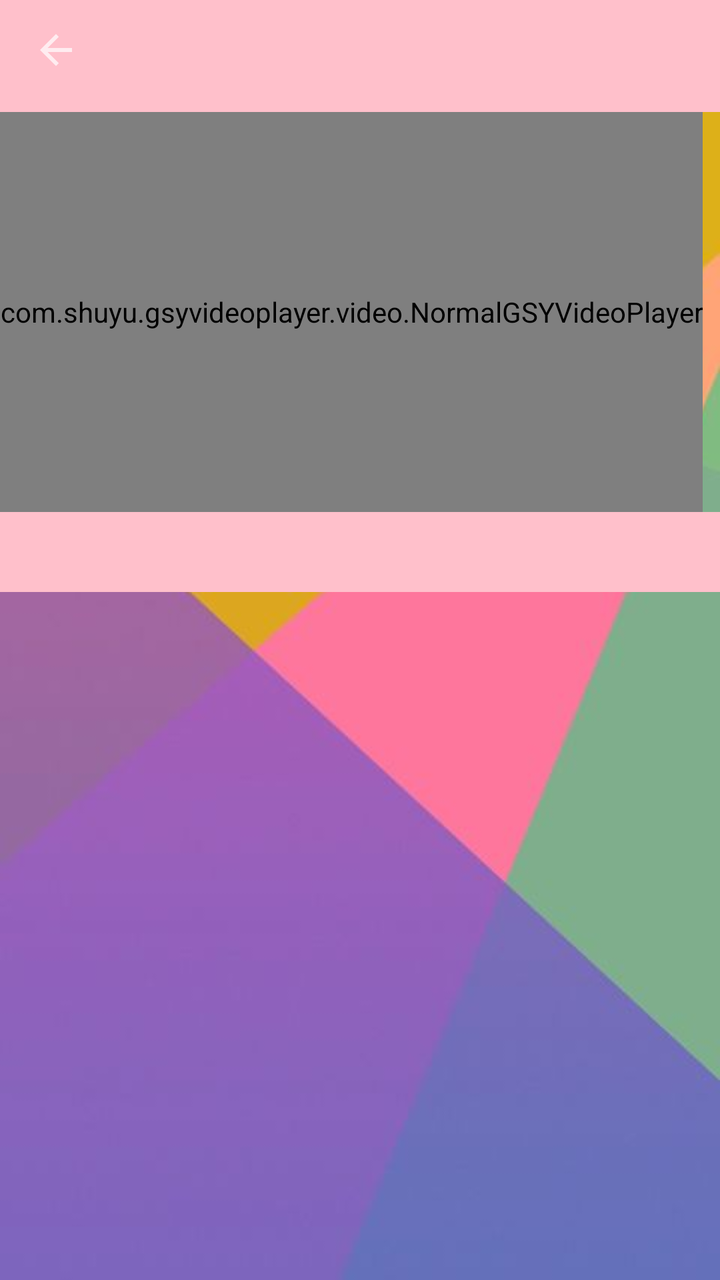
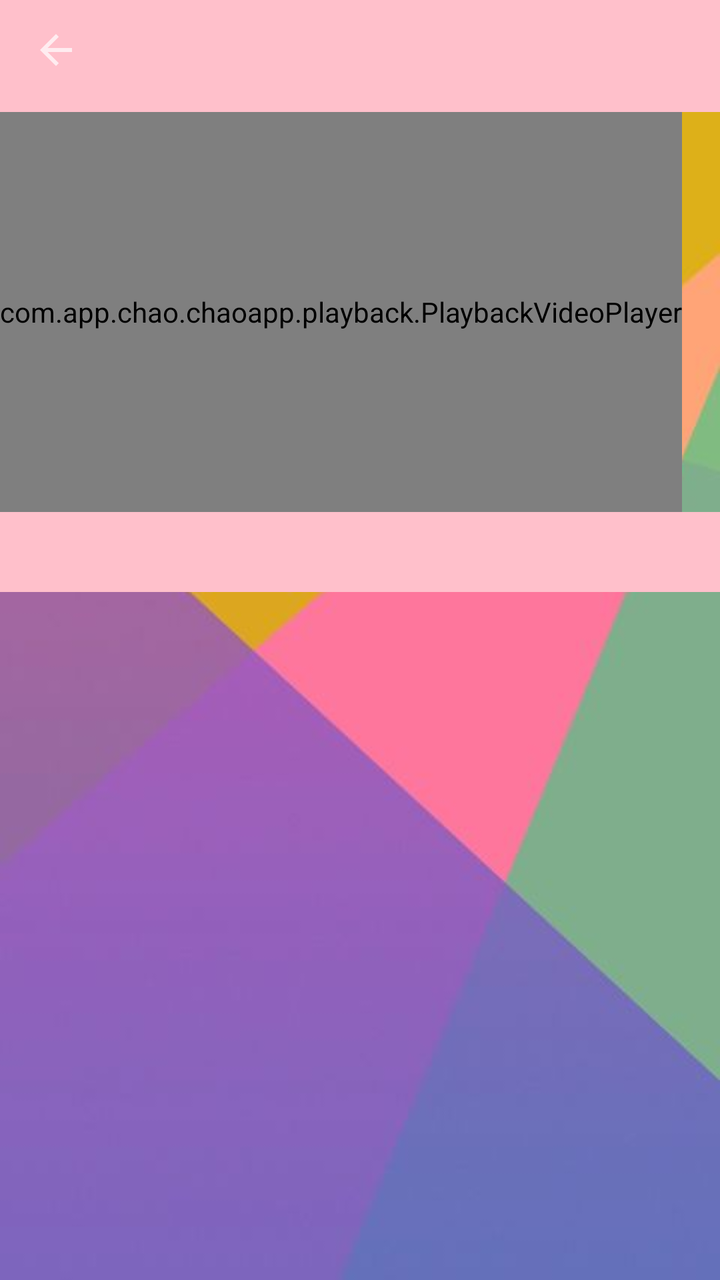

Screens rendered from an Android XML layout before and after an edit, with the pre-edit source and the edit as a unified diff.
<!-- AndroidManifest.xml: application theme AppTheme -->
<!-- res/layout/activity_video_info_views.xml -->
<?xml version="1.0" encoding="utf-8"?>
<LinearLayout xmlns:android="http://schemas.android.com/apk/res/android"
    xmlns:app="http://schemas.android.com/apk/res-auto"
    android:layout_width="match_parent"
    android:layout_height="match_parent"
    android:background="@mipmap/bg_colorful"
    android:fitsSystemWindows="true"
    android:orientation="vertical">

    <include layout="@layout/toolbar" />

    <FrameLayout
        android:id="@+id/player_container"
        android:layout_width="wrap_content"
        android:layout_height="wrap_content">

        <com.shuyu.gsyvideoplayer.video.NormalGSYVideoPlayer
            android:id="@+id/detail_player"
            android:layout_width="match_parent"
            android:layout_height="200dp" />

        <LinearLayout
            android:id="@+id/playback_error"
            android:layout_width="match_parent"
            android:layout_height="200dp"
            android:background="#CC000000"
            android:gravity="center"
            android:orientation="vertical"
            android:padding="24dp"
            android:visibility="gone">

            <TextView
                android:layout_width="wrap_content"
                android:layout_height="wrap_content"
                android:gravity="center"
                android:text="@string/video_play_failed"
                android:textColor="@android:color/white" />

            <Button
                android:id="@+id/playback_retry"
                android:layout_width="wrap_content"
                android:layout_height="wrap_content"
                android:layout_marginTop="12dp"
                android:text="@string/retry" />
        </LinearLayout>
    </FrameLayout>

    <RelativeLayout
        android:layout_width="match_parent"
        android:layout_height="match_parent"
        android:gravity="center">

        <LinearLayout
            android:id="@+id/ll_about"
            android:layout_width="match_parent"
            android:layout_height="40dp"
            android:background="@color/colorAccent"
            android:baselineAligned="false"
            android:orientation="horizontal">

            <Space
                android:layout_width="0dp"
                android:layout_height="match_parent"
                android:layout_weight="1" />

            <com.google.android.material.tabs.TabLayout
                android:id="@+id/viewpagertab"
                android:layout_width="0dp"
                android:layout_height="match_parent"
                android:layout_gravity="center"
                android:layout_weight="3"
                app:tabGravity="fill"
                app:tabIndicatorColor="@color/DeepPink"
                app:tabIndicatorHeight="2dp"
                app:tabMode="fixed"
                app:tabSelectedTextColor="@color/DeepPink"
                app:tabTextColor="#fff" />

            <Space
                android:layout_width="0dp"
                android:layout_height="match_parent"
                android:layout_weight="1" />
        </LinearLayout>

        <androidx.viewpager2.widget.ViewPager2
            android:id="@+id/viewpager"
            android:layout_width="match_parent"
            android:layout_height="match_parent"
            android:layout_below="@id/ll_about" />


    </RelativeLayout>

</LinearLayout>
<!-- res/layout/toolbar.xml (included above) -->
<?xml version="1.0" encoding="utf-8"?>
<LinearLayout xmlns:android="http://schemas.android.com/apk/res/android"
    xmlns:app="http://schemas.android.com/apk/res-auto"
    android:layout_width="match_parent"
    android:layout_height="wrap_content"
    android:orientation="vertical">

    <androidx.appcompat.widget.Toolbar
        android:id="@+id/toolbar"
        android:layout_width="match_parent"
        android:layout_height="wrap_content"
        android:background="?attr/colorPrimary"
        android:minHeight="?attr/actionBarSize"
        android:popupTheme="@style/ThemeOverlay.AppCompat.Dark"
        app:navigationIcon="?attr/homeAsUpIndicator"
        app:popupTheme="@style/ThemeOverlay.AppCompat.Light"
        app:theme="@style/ThemeOverlay.AppCompat.Dark"
        app:titleTextColor="@android:color/white"></androidx.appcompat.widget.Toolbar>

</LinearLayout>
<!-- resources referenced by this layout -->
<resources>
  <style name="BaseAppTheme" parent="Theme.AppCompat.DayNight.NoActionBar">
          
          <item name="colorPrimary">@color/colorAccent</item>
          <item name="colorPrimaryDark">@color/colorPrimaryDark</item>
          <item name="colorAccent">@color/colorAccent</item>
          <item name="windowActionBar">false</item>
          <item name="windowNoTitle">true</item>
          
          <item name="android:actionBarSize">50dp</item>
          
          <item name="colorControlNormal">@android:color/white</item>
      </style>
  <!-- unchanged entries left out for length: 7 -->
</resources>

<!-- the commit's change to res/layout/activity_video_info_views.xml (unified diff, before → after) -->
@@ -14,7 +14,7 @@
         android:layout_width="wrap_content"
         android:layout_height="wrap_content">
 
-        <com.shuyu.gsyvideoplayer.video.NormalGSYVideoPlayer
+        <com.app.chao.chaoapp.playback.PlaybackVideoPlayer
             android:id="@+id/detail_player"
             android:layout_width="match_parent"
             android:layout_height="200dp" />
@@ -37,7 +37,7 @@
                 android:textColor="@android:color/white" />
 
             <Button
-                android:id="@+id/playback_retry"
+                android:id="@+id/playback_retry" style="@style/Widget.AppButton.Primary"
                 android:layout_width="wrap_content"
                 android:layout_height="wrap_content"
                 android:layout_marginTop="12dp"
<!-- resource entries referenced after the edit -->
@@ -1,6 +1,47 @@
 <!-- resources referenced by this layout -->
 <resources>
+  <style name="Widget.AppButton.Primary" parent="Widget.AppButton">
+          <item name="android:background">@drawable/button_primary</item>
+          <item name="android:textColor">@color/button_primary_foreground_states</item>
+      </style>
+  <style name="Widget.AppButton" parent="Widget.AppCompat.Button">
+          <item name="android:background">@drawable/button_tonal</item>
+          <item name="backgroundTint">@null</item>
+          <item name="android:backgroundTint">@null</item>
+          <item name="android:textColor">@color/button_foreground_states</item>
+          <item name="android:textAllCaps">false</item>
+          <item name="android:fontFamily">sans-serif-medium</item>
+          <item name="android:textSize">14sp</item>
+          <item name="android:minHeight">48dp</item>
+          <item name="android:minWidth">64dp</item>
+          <item name="android:paddingStart">16dp</item>
+          <item name="android:paddingEnd">16dp</item>
+          <item name="android:paddingTop">10dp</item>
+          <item name="android:paddingBottom">10dp</item>
+          <item name="android:stateListAnimator">@null</item>
+          <item name="android:elevation">0dp</item>
+      </style>
+  <!-- drawable button_primary (drawable) -->
+  <?xml version="1.0" encoding="utf-8"?>
+  <inset xmlns:android="http://schemas.android.com/apk/res/android"
+      android:insetLeft="4dp" android:insetRight="4dp" android:insetTop="4dp" android:insetBottom="4dp">
+      <ripple android:color="@color/button_ripple">
+          <item>
+              <shape android:shape="rectangle">
+                  <corners android:radius="14dp" />
+                  <solid android:color="@color/button_primary_surface_states" />
+              </shape>
+          </item>
+      </ripple>
+  </inset>
   <style name="BaseAppTheme" parent="Theme.AppCompat.DayNight.NoActionBar">
+          <item name="buttonStyle">@style/Widget.AppButton</item>
+          <item name="android:buttonStyle">@style/Widget.AppButton</item>
+          <item name="buttonBarButtonStyle">@style/Widget.AppButton.Text</item>
+          <item name="android:buttonBarButtonStyle">@style/Widget.AppButton.Text</item>
+          <item name="buttonBarPositiveButtonStyle">@style/Widget.AppButton.Text</item>
+          <item name="buttonBarNegativeButtonStyle">@style/Widget.AppButton.Text</item>
+          <item name="buttonBarNeutralButtonStyle">@style/Widget.AppButton.Text</item>
           
           <item name="colorPrimary">@color/colorAccent</item>
           <item name="colorPrimaryDark">@color/colorPrimaryDark</item>
@@ -12,6 +53,31 @@
           
           <item name="colorControlNormal">@android:color/white</item>
       </style>
+  <!-- drawable button_tonal (drawable) -->
+  <?xml version="1.0" encoding="utf-8"?>
+  <inset xmlns:android="http://schemas.android.com/apk/res/android"
+      android:insetLeft="4dp" android:insetRight="4dp" android:insetTop="4dp" android:insetBottom="4dp">
+      <ripple android:color="@color/button_ripple">
+          <item>
+              <shape android:shape="rectangle">
+                  <corners android:radius="14dp" />
+                  <solid android:color="@color/button_surface_states" />
+                  <stroke android:width="1dp" android:color="@color/button_outline" />
+              </shape>
+          </item>
+      </ripple>
+  </inset>
+  <color name="button_ripple">#28B12766</color>
+  <style name="Widget.AppButton.Text" parent="Widget.AppCompat.Button.Borderless">
+          <item name="android:textColor">@color/button_foreground_states</item>
+          <item name="android:textAllCaps">false</item>
+          <item name="android:fontFamily">sans-serif-medium</item>
+          <item name="android:minHeight">48dp</item>
+          <item name="android:paddingStart">12dp</item>
+          <item name="android:paddingEnd">12dp</item>
+          <item name="android:stateListAnimator">@null</item>
+      </style>
+  <color name="button_outline">#F3C7D9</color>
   <!-- unchanged entries left out for length: 7 -->
 </resources>
 
